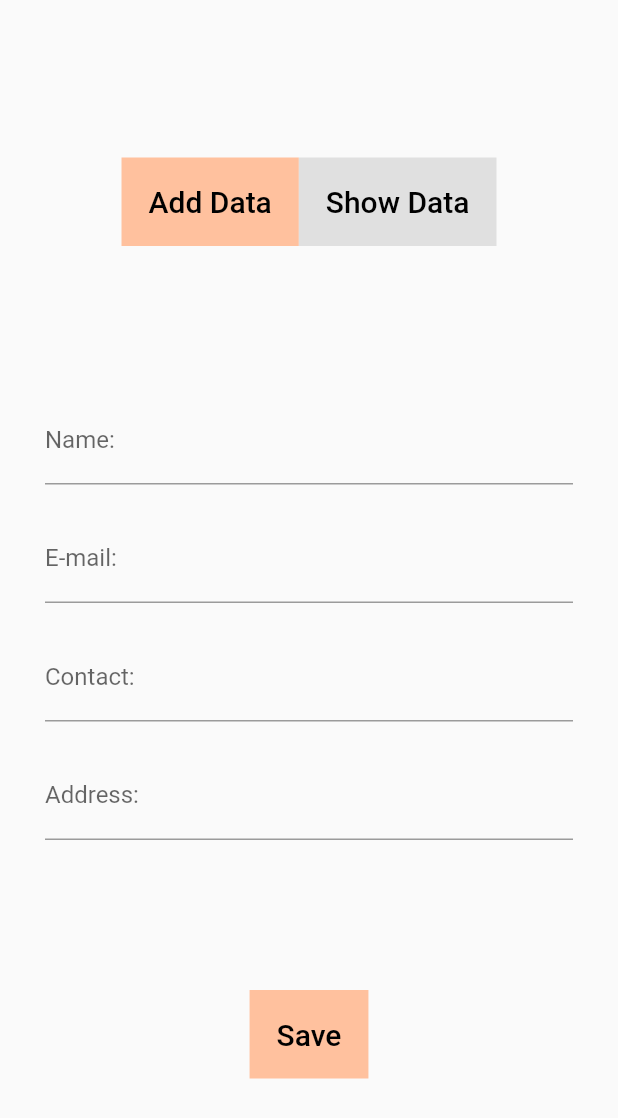
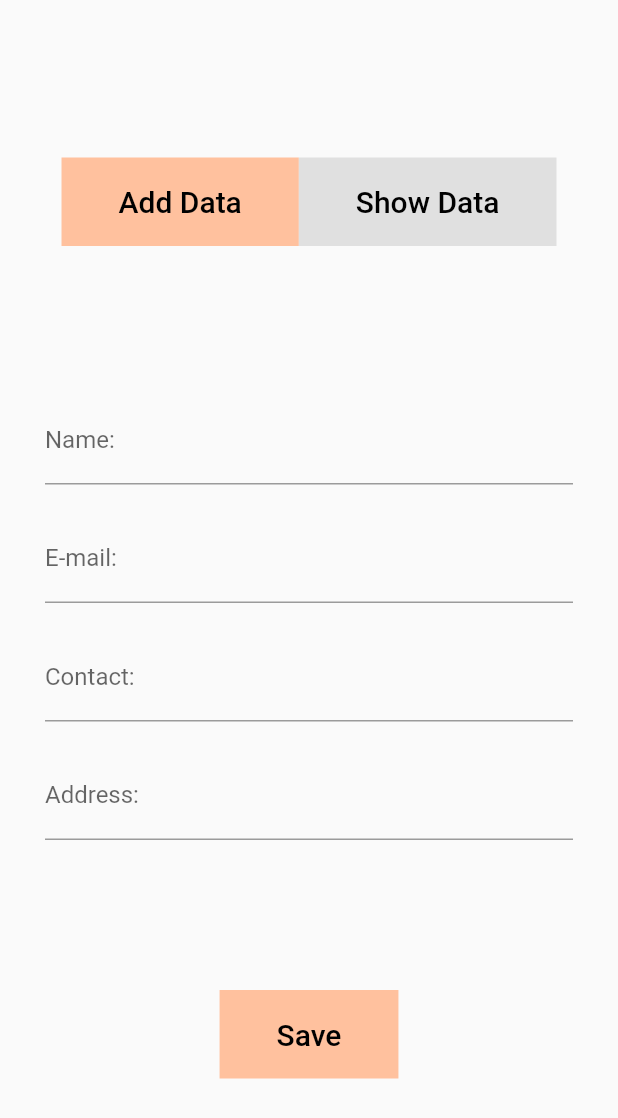
Before and after one commit to SaptarsiRoy/upcloud_app, a Flutter app: the screen it shows after launch, on a phone screen of 412 x 824 dp. Shown: the top 1118 px of the screen. Run offline on Flutter 3.47's test engine with Material 2 defaults, Android fonts, the phone set to English and light mode, and no system bars.

Commit message:
changed padding

```diff
--- a/lib/components/data_button.dart
+++ b/lib/components/data_button.dart
@@ -21,7 +21,10 @@ class DataButton extends StatelessWidget {
       ),
       onPressed: () => onPressed(),
       child: Padding(
-        padding: const EdgeInsets.all(10.0),
+        padding: const EdgeInsets.symmetric(
+          horizontal: 30.0,
+          vertical: 10.0,
+        ),
         child: Text(
           textTitle,
           style: TextStyle(
```
